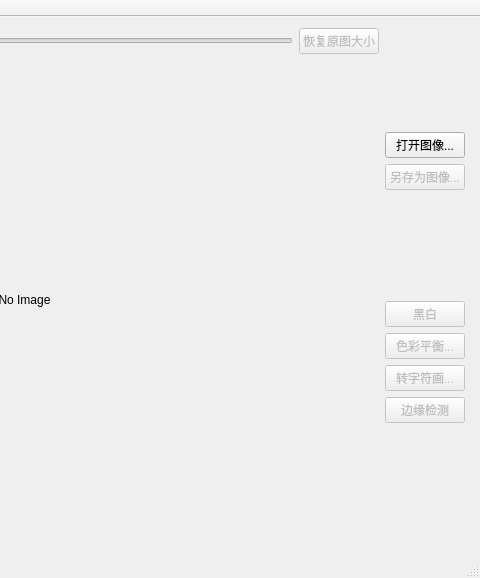
The window that ImageSpecialEffectsQt/imagespecialeffectsqt.ui (garzon/ImageSpecialEffects-Qt) describes before a commit, drawn with Qt 5; both pictures show x 341 to 821 and y 0 to 578 of the 821 by 578 pixel window.
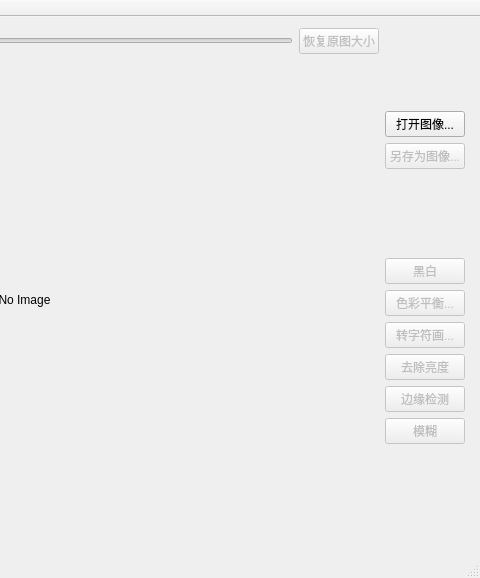
The same window after the commit.

Patch:
```diff
--- a/ImageSpecialEffectsQt/imagespecialeffectsqt.ui
+++ b/ImageSpecialEffectsQt/imagespecialeffectsqt.ui
@@ -162,6 +162,16 @@
          </property>
         </widget>
        </item>
+       <item>
+        <widget class="QPushButton" name="pushButton_7">
+         <property name="enabled">
+          <bool>false</bool>
+         </property>
+         <property name="text">
+          <string>去除亮度</string>
+         </property>
+        </widget>
+       </item>
        <item>
         <widget class="QPushButton" name="pushButton_6">
          <property name="enabled">
@@ -172,6 +182,16 @@
          </property>
         </widget>
        </item>
+       <item>
+        <widget class="QPushButton" name="pushButton_8">
+         <property name="enabled">
+          <bool>false</bool>
+         </property>
+         <property name="text">
+          <string>模糊</string>
+         </property>
+        </widget>
+       </item>
        <item>
         <spacer name="verticalSpacer_3">
          <property name="orientation">
```
Left out of the diff: 44 changed lines with no effect on the pictures.
